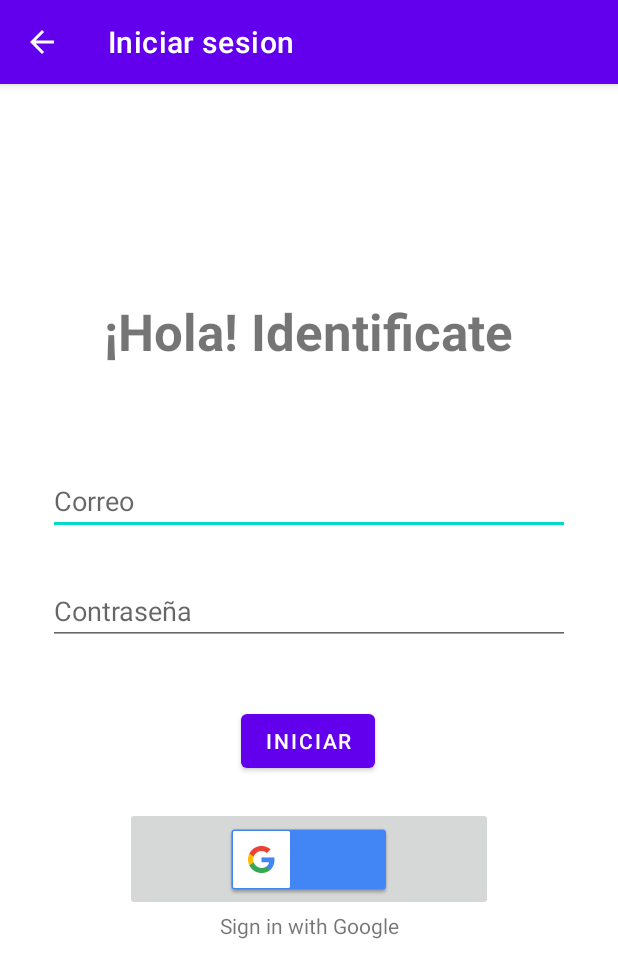
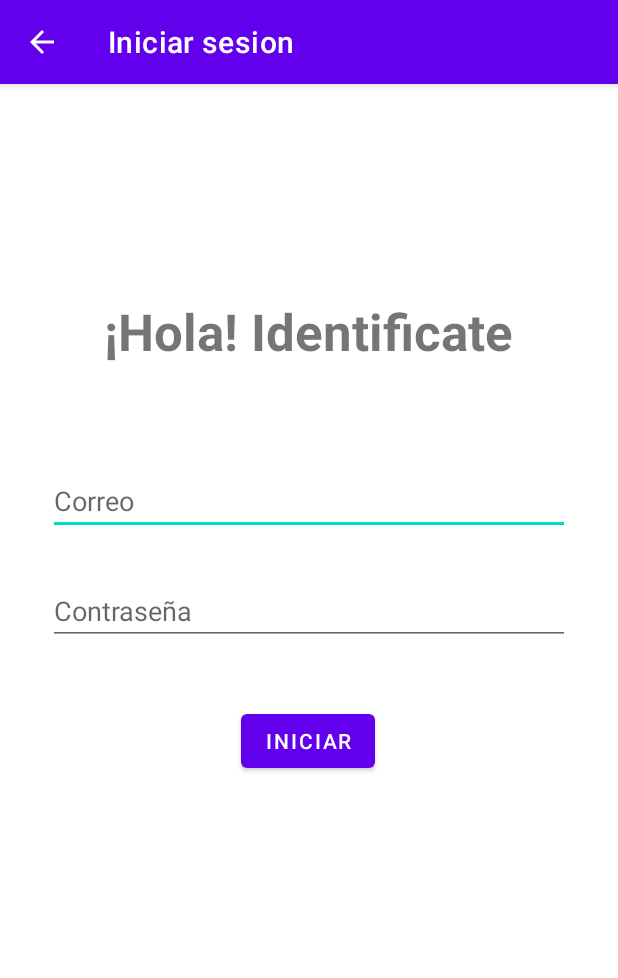
Before and after one commit to rakso-dev/Pawsties, an Android app: the SigninActivity screen opened directly, with no data from a screen before it, on a phone screen of 412 x 824 dp. Shown: the top 978 px of the screen. Run offline under Robolectric (Android 15) with nearby library versions, the phone set to English and light mode, and no system bars; our stand-ins replace Firebase (no records; nobody signed in at launch, a user with empty details on screens opened directly).

Commit message:
sign in with Google supresed, new APK

```diff
--- a/androidApp/app/src/main/java/com/pawsties/android/SigninActivity.java
+++ b/androidApp/app/src/main/java/com/pawsties/android/SigninActivity.java
@@ -31,7 +31,6 @@ import org.json.JSONObject;
 public class SigninActivity extends AppCompatActivity {
     EditText etEmail, etPassword;
     Button ingresar;
-    ImageButton signWithGoogle;
     String email, password;
     boolean typeUser;
     AlertDialog inputAlert;
@@ -43,7 +42,6 @@ public class SigninActivity extends AppCompatActivity {
     FirebaseAuth firebaseAuth;
     //LocalAuthentication localAuthentication;
     boolean biometric = false;
-    public static final int REQUEST_CODE_SIGN_WITH_GOOGLE = 100;
     public static Adoptante adoptante;
     public static Rescatista rescatista;
     public static JSONObject usuarioJSON;
@@ -59,7 +57,6 @@ public class SigninActivity extends AppCompatActivity {
         etEmail = findViewById(R.id.email_signin);
         etPassword = findViewById(R.id.password_signin);
         ingresar = findViewById(R.id.btnOkSignin);
-        signWithGoogle = findViewById(R.id.btnSignInGoogle);
 
         auth = FirebaseAuth.getInstance();
 
@@ -85,46 +82,9 @@ public class SigninActivity extends AppCompatActivity {
                 iniciarSesion(email, password);
         });
 
-        signWithGoogle.setOnClickListener(v -> {
-             GoogleSignInOptions gso = new GoogleSignInOptions.Builder(GoogleSignInOptions.DEFAULT_SIGN_IN)
-                     .requestIdToken("751265962071-e6gn0a3f2uq92i69cv2jj1v73h8anqh6.apps.googleusercontent.com")
-                     .requestEmail()
-                     .build();
-
-             googleClient = GoogleSignIn.getClient(SigninActivity.this, gso);
-
-             Intent googleIntent = googleClient.getSignInIntent();
-             startActivityForResult(googleIntent, REQUEST_CODE_SIGN_WITH_GOOGLE);
-        });
-    }
-
-    @Override
-    protected void onActivityResult(int requestCode, int resultCode, @Nullable Intent data) {
-        super.onActivityResult(requestCode, resultCode, data);
-
-        if (requestCode == REQUEST_CODE_SIGN_WITH_GOOGLE){
-//            Task<GoogleSignInAccount> task = GoogleSignIn.getSignedInAccountFromIntent(data);
-//            try {
-//                googleAccount = task.getResult(ApiException.class);
-//            }catch (ApiException e){
-//                Toast.makeText(SigninActivity.this, "ERROR: "+e, Toast.LENGTH_LONG).show();
-//            }
-            launcMainActivity();
-        }
     }
 
     public void iniciarSesion(String correo, String contrasena){
-        /** INICIAR SESION CON LA INFROMACION DE LA BD DE AZURE */
-        //de acuerdo con la informacion, obtener el objeto JSON de ese usuario
-        //almacenar en el objeto correspondiente a el TIPO de usuario que regrese la BD
-        /** VALIDAR QUE DE LOS OBJETOS RECIBIDOS EL QUE COINCIDA CON EL CORREO Y CONTRASEÑA
-         * ESE SE PASARA AL LANZAR EL MAIN ACTIVITY,
-         * SI NO ES ASI, INDICAR QUE LOS DATOS INGRESADOS SON INCORRECTOS (CON UN ALERT)
-         * GUARDAR EL ESTADO DE USUARIO AUTENTICADO*/
-        //el typeuser lo tiene que recibir de la BD
-        //typeUser = usuarioJSON.get("userType");
-
-        //si todo es correcto, lanzara el main activity (poner el intento dentro de un condicional)
 
         auth.signInWithEmailAndPassword(correo, contrasena)
                 .addOnCompleteListener(new OnCompleteListener<AuthResult>() {
--- a/androidApp/app/src/main/res/layout/activity_signin_form.xml
+++ b/androidApp/app/src/main/res/layout/activity_signin_form.xml
@@ -64,23 +64,4 @@
         app:layout_constraintTop_toBottomOf="@+id/password_signin"
         tools:ignore="MissingConstraints" />
 
-    <TextView
-        android:id="@+id/textView3"
-        android:layout_width="wrap_content"
-        android:layout_height="wrap_content"
-        android:text="Sign in with Google"
-        app:layout_constraintEnd_toEndOf="parent"
-        app:layout_constraintStart_toStartOf="parent"
-        app:layout_constraintTop_toBottomOf="@+id/btnSignInGoogle" />
-
-    <ImageButton
-        android:id="@+id/btnSignInGoogle"
-        android:layout_width="245dp"
-        android:layout_height="69dp"
-        android:layout_marginTop="20dp"
-        app:layout_constraintEnd_toEndOf="parent"
-        app:layout_constraintStart_toStartOf="parent"
-        app:layout_constraintTop_toBottomOf="@+id/btnOkSignin"
-        app:srcCompat="@drawable/common_google_signin_btn_text_dark_normal" />
-
 </androidx.constraintlayout.widget.ConstraintLayout>
```
